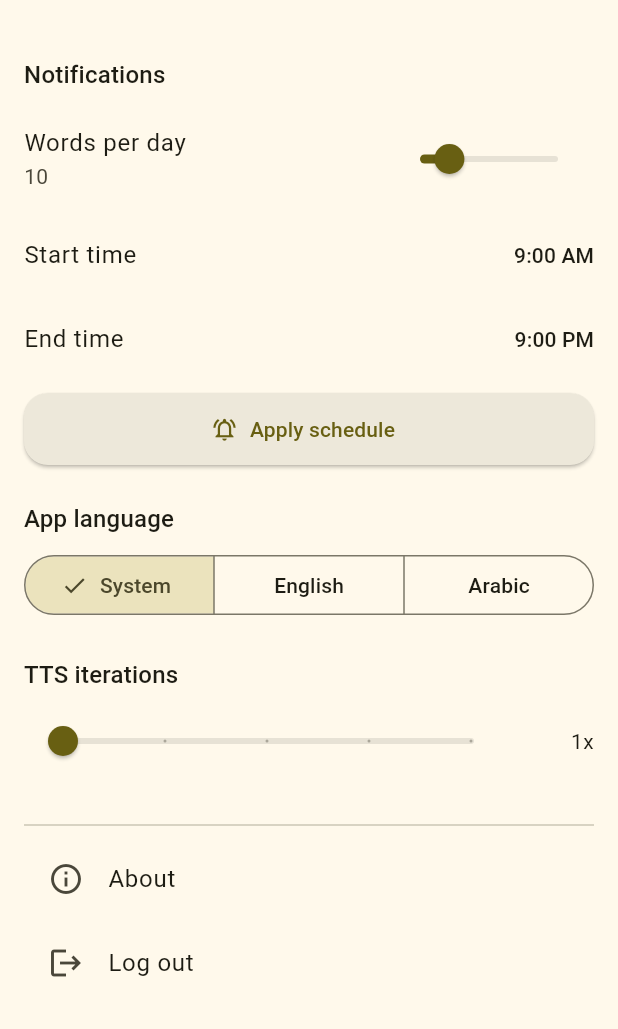
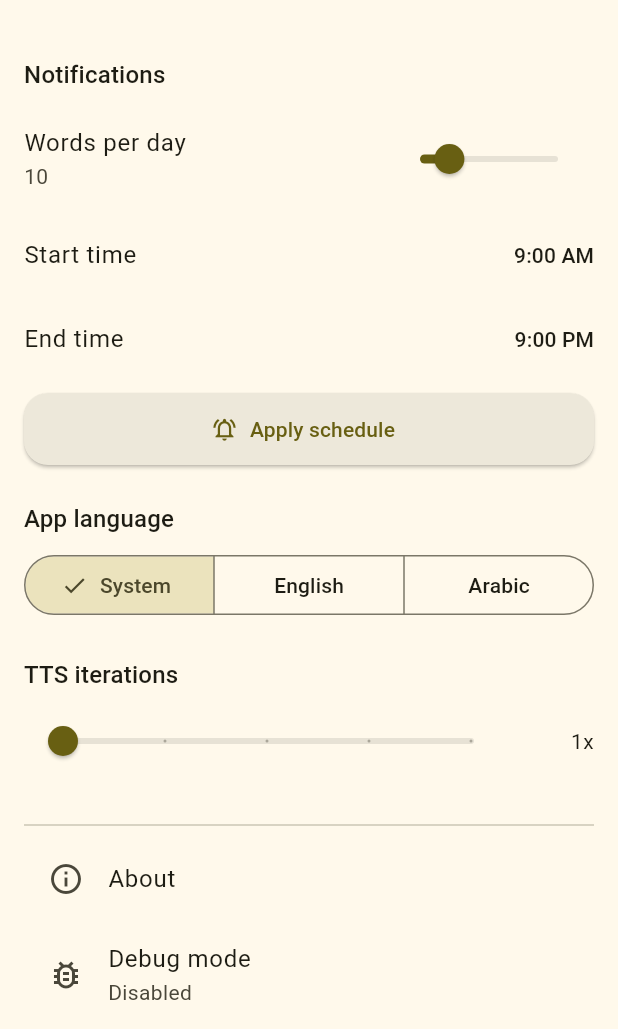
Before and after one commit to ayman-alsabri/sun_save, a Flutter app: the SettingsPage screen opened by its route, scrolled down 88 dp, on a phone screen of 412 x 824 dp, the part 207-1236 px from its top. Run offline on Flutter 3.47's test engine with Material 3 defaults, Android fonts, the light colour scheme and no system bars; our stand-ins replace bloc, drift, equatable, flutter_bloc, flutter_dotenv, flutter_local_notifications and 5 more; missing offline and left inert: flex_color_picker, workmanager; accounts and stored records are empty; generated files the repository leaves out were written again; statements that could not run were skipped.

Commit message:
fixed the notification issue with truncating division it shows wordsLimit as 0 also added some guards like increasing the freqency duration and debug notifications

```diff
--- a/lib/core/services/app_settings.dart
+++ b/lib/core/services/app_settings.dart
@@ -10,6 +10,9 @@ class AppSettings extends Equatable {
   final AppLanguage language;
   final int ttsIterations;
   final Color seedColor;
+
+  /// Debug mode
+  final bool debugMode;
 
   /// Notification settings
   final int wordsPerDay;
@@ -24,6 +27,7 @@ class AppSettings extends Equatable {
     required this.ttsIterations,
     required this.seedColor,
     required this.wordsPerDay,
+    required this.debugMode,
     required this.notifyStartMinutes,
     required this.notifyEndMinutes,
   });
@@ -34,6 +38,7 @@ class AppSettings extends Equatable {
         language: AppLanguage.system,
         ttsIterations: 1,
         seedColor: Colors.yellow,
+        debugMode: false,
         wordsPerDay: 10,
         notifyStartMinutes: 9 * 60,
         notifyEndMinutes: 21 * 60,
@@ -47,6 +52,7 @@ class AppSettings extends Equatable {
     int? wordsPerDay,
     int? notifyStartMinutes,
     int? notifyEndMinutes,
+    bool? debugMode,
   }) {
     return AppSettings(
       themeMode: themeMode ?? this.themeMode,
@@ -54,6 +60,7 @@ class AppSettings extends Equatable {
       ttsIterations: ttsIterations ?? this.ttsIterations,
       seedColor: seedColor ?? this.seedColor,
       wordsPerDay: wordsPerDay ?? this.wordsPerDay,
+      debugMode: debugMode ?? this.debugMode,
       notifyStartMinutes: notifyStartMinutes ?? this.notifyStartMinutes,
       notifyEndMinutes: notifyEndMinutes ?? this.notifyEndMinutes,
     );
@@ -68,5 +75,6 @@ class AppSettings extends Equatable {
     wordsPerDay,
     notifyStartMinutes,
     notifyEndMinutes,
+    debugMode,
   ];
 }
--- a/lib/core/services/settings_local_data_source.dart
+++ b/lib/core/services/settings_local_data_source.dart
@@ -16,6 +16,7 @@ class SettingsLocalDataSourceImpl implements SettingsLocalDataSource {
   static const _wordsPerDayKey = 'settings_words_per_day';
   static const _notifyStartMinutesKey = 'settings_notify_start_minutes';
   static const _notifyEndMinutesKey = 'settings_notify_end_minutes';
+  static const _debugModeKey = 'settings_debug_mode';
 
   final SharedPreferences prefs;
   const SettingsLocalDataSourceImpl(this.prefs);
@@ -30,6 +31,7 @@ class SettingsLocalDataSourceImpl implements SettingsLocalDataSource {
     final wordsPerDay = prefs.getInt(_wordsPerDayKey);
     final notifyStartMinutes = prefs.getInt(_notifyStartMinutesKey);
     final notifyEndMinutes = prefs.getInt(_notifyEndMinutesKey);
+    final debugMode = prefs.getBool(_debugModeKey) ?? false;
 
     final themeMode = (themeIndex == null)
         ? AppThemeMode.system
@@ -46,6 +48,7 @@ class SettingsLocalDataSourceImpl implements SettingsLocalDataSource {
     return AppSettings(
       themeMode: themeMode,
       language: language,
+      debugMode: debugMode,
       ttsIterations: iterations.clamp(1, 10),
       seedColor: seedColorValue == null
           ? defaults.seedColor
@@ -66,6 +69,7 @@ class SettingsLocalDataSourceImpl implements SettingsLocalDataSource {
     await prefs.setInt(_languageKey, settings.language.index);
     await prefs.setInt(_ttsIterationsKey, settings.ttsIterations);
     await prefs.setInt(_seedColorKey, settings.seedColor.toARGB32());
+    await prefs.setBool(_debugModeKey, settings.debugMode);
 
     await prefs.setInt(_wordsPerDayKey, settings.wordsPerDay);
     await prefs.setInt(_notifyStartMinutesKey, settings.notifyStartMinutes);
--- a/lib/features/settings/presentation/bloc/settings_cubit.dart
+++ b/lib/features/settings/presentation/bloc/settings_cubit.dart
@@ -54,4 +54,10 @@ class SettingsCubit extends Cubit<AppSettings> {
     emit(next);
     await local.write(next);
   }
+
+  Future<void> setDebugMode(bool debugMode) async {
+    final next = state.copyWith(debugMode: debugMode);
+    emit(next);
+    await local.write(next);
+  }
 }
--- a/lib/features/settings/presentation/pages/settings_page.dart
+++ b/lib/features/settings/presentation/pages/settings_page.dart
@@ -237,6 +237,16 @@ class SettingsPage extends StatelessWidget {
                   onTap: () => Navigator.of(context).pushNamed(AppRoutes.about),
                 ),
                 ListTile(
+                  leading: const Icon(Icons.bug_report_outlined),
+                  title: Text(l10n.debugMode),
+                  subtitle: Text(
+                    state.debugMode ? l10n.enabled : l10n.disabled,
+                  ),
+                  onTap: () => context.read<SettingsCubit>().setDebugMode(
+                    !state.debugMode,
+                  ),
+                ),
+                ListTile(
                   leading: const Icon(Icons.logout),
                   title: Text(l10n.drawerLogout),
                   onTap: () {
--- a/lib/l10n/app_ar.arb
+++ b/lib/l10n/app_ar.arb
@@ -155,5 +155,8 @@
     "tipsTitle": "نصائح مفيدة",
     "tipHideShowGlobal": "• استخدم القائمة لإظهار أو إخفاء الإنجليزية أو العربية في التطبيق بالكامل.",
     "tipHideShowPerWord": "• استخدم الخيارات على كل كلمة لإظهارها أو إخفائها بشكل فردي.",
-    "tipSpeakLists": "• استخدم ميزة النطق للاستماع إلى كلماتك المحفوظة أو غير المحفوظة لمراجعة سريعة."
+    "tipSpeakLists": "• استخدم ميزة النطق للاستماع إلى كلماتك المحفوظة أو غير المحفوظة لمراجعة سريعة.",
+    "debugMode": "وضع التصحيح",
+    "enabled": "مفعل",
+    "disabled": "معطل"
 }
--- a/lib/l10n/app_en.arb
+++ b/lib/l10n/app_en.arb
@@ -155,5 +155,8 @@
     "tipsTitle": "Helpful tips",
     "tipHideShowGlobal": "• Use the menu to show or hide English or Arabic across the app.",
     "tipHideShowPerWord": "• Use the actions on each word to show/hide it individually.",
-    "tipSpeakLists": "• Use Speak to listen to your saved or unsaved words for quick practice."
+    "tipSpeakLists": "• Use Speak to listen to your saved or unsaved words for quick practice.",
+    "debugMode": "Debug mode",
+    "enabled": "Enabled",
+    "disabled": "Disabled"
 }
--- a/lib/l10n/app_localizations.dart
+++ b/lib/l10n/app_localizations.dart
@@ -697,6 +697,24 @@ abstract class AppLocalizations {
   /// In en, this message translates to:
   /// **'• Use Speak to listen to your saved or unsaved words for quick practice.'**
   String get tipSpeakLists;
+
+  /// No description provided for @debugMode.
+  ///
+  /// In en, this message translates to:
+  /// **'Debug mode'**
+  String get debugMode;
+
+  /// No description provided for @enabled.
+  ///
+  /// In en, this message translates to:
+  /// **'Enabled'**
+  String get enabled;
+
+  /// No description provided for @disabled.
+  ///
+  /// In en, this message translates to:
+  /// **'Disabled'**
+  String get disabled;
 }
 
 class _AppLocalizationsDelegate
--- a/lib/l10n/app_localizations_en.dart
+++ b/lib/l10n/app_localizations_en.dart
@@ -329,4 +329,13 @@ class AppLocalizationsEn extends AppLocalizations {
   @override
   String get tipSpeakLists =>
       '• Use Speak to listen to your saved or unsaved words for quick practice.';
+
+  @override
+  String get debugMode => 'Debug mode';
+
+  @override
+  String get enabled => 'Enabled';
+
+  @override
+  String get disabled => 'Disabled';
 }
--- a/pubspec.yaml
+++ b/pubspec.yaml
@@ -16,8 +16,7 @@ publish_to: "none" # Remove this line if you wish to publish to pub.dev
 # https://developer.apple.com/library/archive/documentation/General/Reference/InfoPlistKeyReference/Articles/CoreFoundationKeys.html
 # In Windows, build-name is used as the major, minor, and patch parts
 # of the product and file versions while build-number is used as the build suffix.
-version: 1.0.1+8
-
+version: 1.0.1+10
 environment:
   sdk: ^3.9.2
 
```
Also changed, not shown: lib/core/services/notifications_service.dart (+30 -12 lines), lib/features/home/presentation/widgets/words_list_item.dart (+4 -4 lines), lib/features/splash/presentation/pages/splash_page.dart (+2 -6 lines), lib/l10n/app_localizations_ar.dart (+9 -0 lines).
